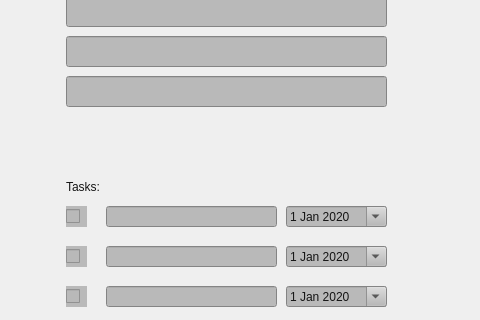
Above: mainwindow.ui from blakefuller/TaskPlanner before the change; both pictures show x 134 to 614 and y 354 to 674 of the 716 by 1153 pixel window. Below: the same form after it.
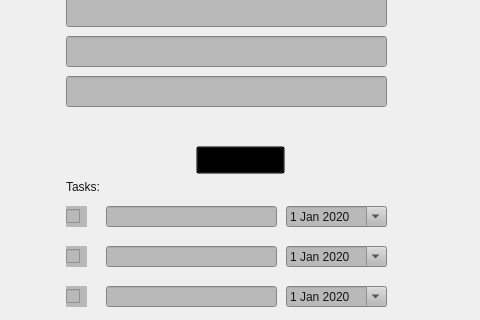
That is the form after the change. Icons and pictures are not drawn.

Commit message: adding vector for tasks

The edit to the form file:
```diff
--- a/mainwindow.ui
+++ b/mainwindow.ui
@@ -445,6 +445,19 @@
        <string notr="true">background-color: rgb(185, 185, 185);</string>
       </property>
      </widget>
+     <widget class="QPushButton" name="TEST">
+      <property name="geometry">
+       <rect>
+        <x>150</x>
+        <y>450</y>
+        <width>89</width>
+        <height>28</height>
+       </rect>
+      </property>
+      <property name="text">
+       <string>TESTJJ</string>
+      </property>
+     </widget>
     </widget>
     <widget class="QWidget" name="hwPage">
      <widget class="QLabel" name="dateLabel2">
```
The commit also changes 2 other files.
